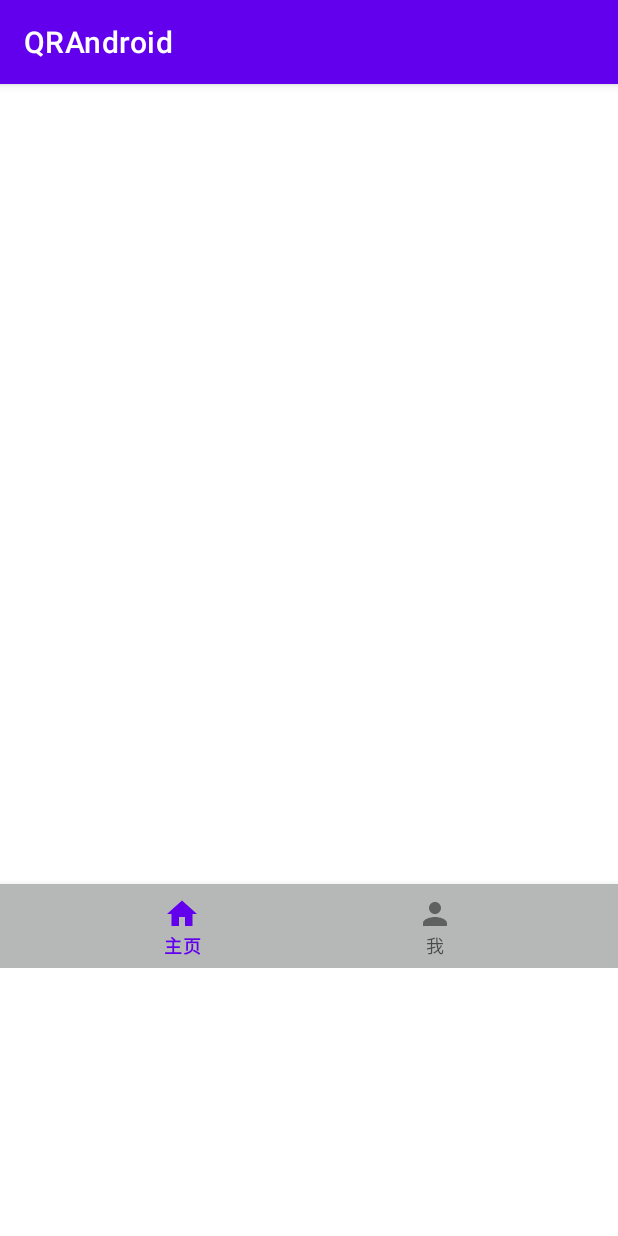
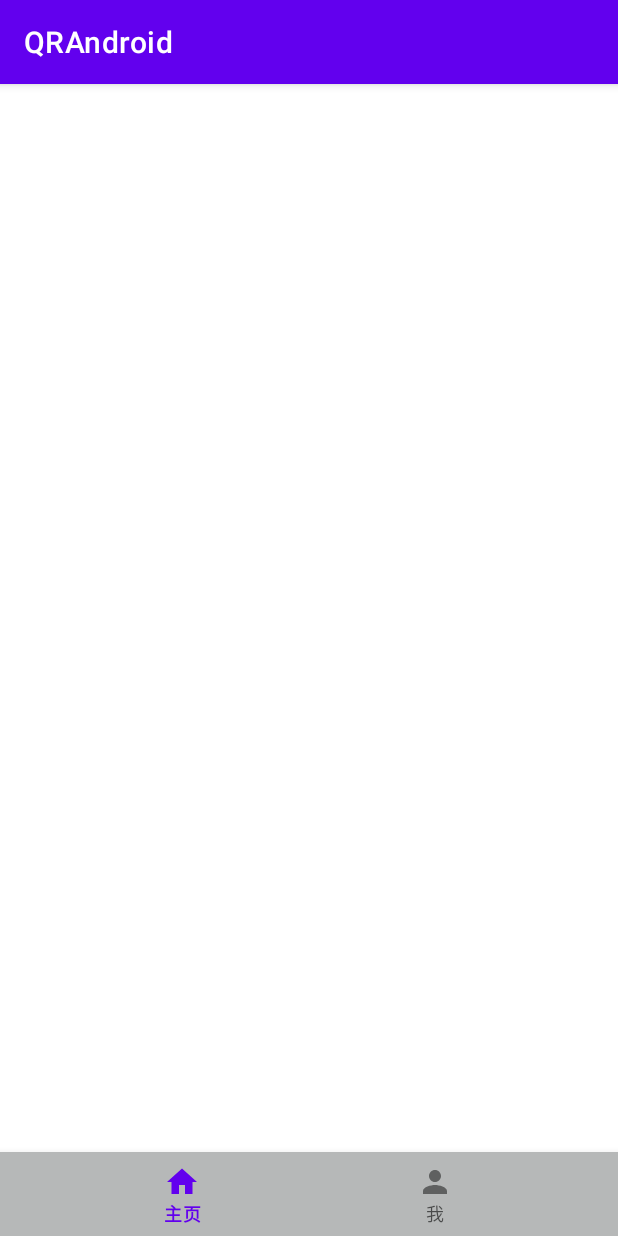
Before and after one commit to goawayearth/QRClient, an Android app: the HomeActivity screen opened directly, with no data from a screen before it, on a phone screen of 412 x 824 dp. Run offline under Robolectric (Android 15) with nearby library versions, the phone set to English and light mode, and no system bars.

Commit message:
实现基本的框架

```diff
--- a/app/src/main/java/com/example/qrclient/HomeActivity.java
+++ b/app/src/main/java/com/example/qrclient/HomeActivity.java
@@ -20,10 +20,14 @@ import com.google.android.material.bottomnavigation.BottomNavigationView;
 import java.io.IOException;
 import java.net.MalformedURLException;
 import java.net.URL;
+
 public class HomeActivity extends AppCompatActivity {
-
-    ImageView imageView;
-    TextView textView;
+    private BottomNavigationView mBottomNavigationView;
+    private FragmentManager mFragmentManager;
+    private Fragment mfragment;
+    private TextView textView ;
+    Bitmap bitmap = null;
+    ImageView imageView = null;
 
     public static Intent newIntent(FragmentActivity activity){
         Intent intent = new Intent(activity, HomeActivity.class);
@@ -34,43 +38,34 @@ public class HomeActivity extends AppCompatActivity {
     protected void onCreate(Bundle savedInstanceState) {
         super.onCreate(savedInstanceState);
         setContentView(R.layout.activity_home);
+        mFragmentManager = getSupportFragmentManager();
+        mfragment = mFragmentManager.findFragmentById(R.id.fragment_homepage);
 
-        imageView = findViewById(R.id.imageView);
-        textView = findViewById(R.id.textView);
+        if (mfragment == null) {
+            mfragment = new HomePageFragment();
+            mFragmentManager.beginTransaction()
+                    .add(R.id.fragment_homepage, mfragment)
+                    .commit();
+        }
 
-        loadImage();
+        //更改fragment处的页面(主页、我的)
+        mBottomNavigationView = findViewById(R.id.bottom_menu);
+        mBottomNavigationView.setOnNavigationItemSelectedListener(menuItem -> {
+            switch (menuItem.getItemId()) {
+                case R.id.item_homepage:
+                    mfragment = new HomePageFragment();
+                    break;
+                case R.id.item_me:
+                    mfragment = new MeFragment();
+                    break;
+            }
+
+            mFragmentManager.beginTransaction()
+                    .replace(R.id.fragment_homepage, mfragment)
+                    .commit();
+            return true;
+        });
+
     }
 
-    private void loadImage() {
-        new Thread(new Runnable() {
-            @Override
-            public void run() {
-                try {
-                    URL url = new URL("http://192.168.164.235:8080/server_war_exploded/nihao.png");
-                    Bitmap bitmap = BitmapFactory.decodeStream(url.openConnection().getInputStream());
-                    showQrCode(bitmap);
-                } catch (Exception e) {
-                    e.printStackTrace();
-                }
-            }
-        }).start();
-    }
-
-    private void showQrCode(Bitmap bitmap) {
-        runOnUiThread(new Runnable() {
-            @Override
-            public void run() {
-                if (bitmap != null) {
-                    imageView.setImageBitmap(bitmap);
-
-                    String result = QrCodeScanner.scanQrCode(bitmap);
-                    if (result != null) {
-                        textView.setText("Result: " + result);
-                    } else {
-                        textView.setText("QR code not detected");
-                    }
-                }
-            }
-        });
-    }
 }
--- a/app/src/main/res/layout/activity_home.xml
+++ b/app/src/main/res/layout/activity_home.xml
@@ -1,26 +1,16 @@
 <?xml version="1.0" encoding="utf-8"?>
-<!--<RelativeLayout本来是这个-->
-<LinearLayout
+<RelativeLayout
     xmlns:android="http://schemas.android.com/apk/res/android"
     xmlns:app="http://schemas.android.com/apk/res-auto"
     android:layout_width="match_parent"
+    android:layout_height="wrap_content">
+
+    <FrameLayout
+    android:id="@+id/fragment_homepage"
+    android:layout_width="match_parent"
     android:layout_height="wrap_content"
-    android:orientation="vertical">
+    android:layout_marginBottom="48dp"/>
 
-<!--    <FrameLayout-->
-<!--        android:id="@+id/fragment_homepage"-->
-<!--        android:layout_width="match_parent"-->
-<!--        android:layout_height="wrap_content"-->
-<!--        android:layout_marginBottom="48dp"/>-->
-
-    <ImageView
-        android:layout_width="600px"
-        android:layout_height="600px"
-        android:id='@+id/imageView'/>
-    <TextView
-        android:layout_width="600px"
-        android:layout_height="200px"
-        android:id='@+id/textView'/>
 
     <com.google.android.material.bottomnavigation.BottomNavigationView
         android:id="@+id/bottom_menu"
@@ -30,4 +20,4 @@
         android:background="@color/gray"
         app:menu="@menu/man_menu" />
 
-</LinearLayout>
+</RelativeLayout>
```
